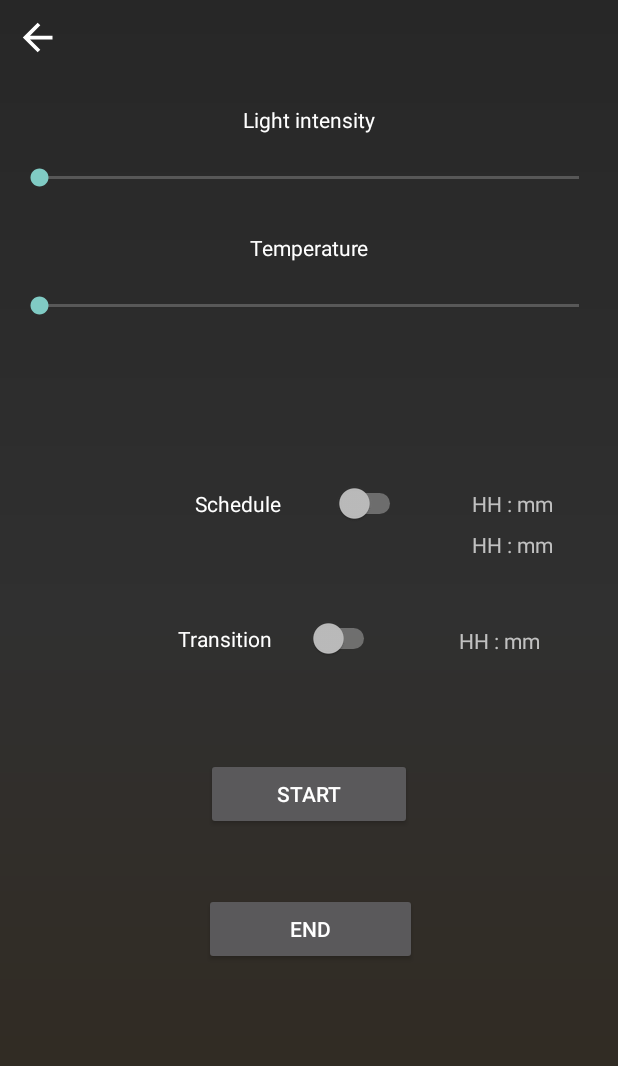
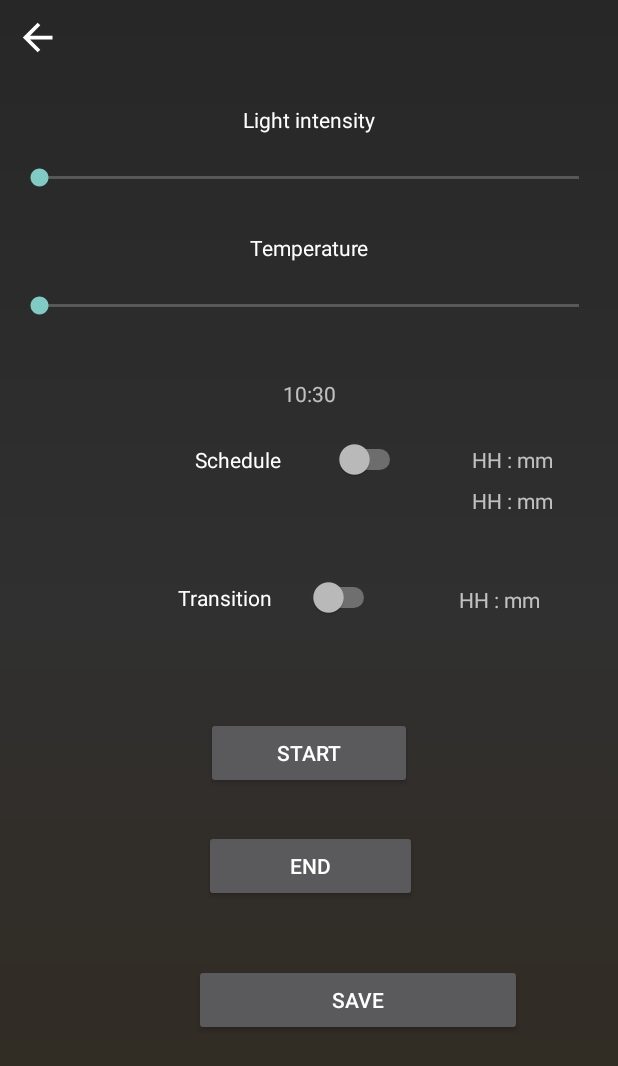
Before and after one commit to silver4a/CIALC-Lights-LAN, an Android app: the MainActivity2 screen opened directly, with no data from a screen before it, on a phone screen of 412 x 824 dp. Shown: the top 1066 px of the screen. Run offline under Robolectric (Android 15) with nearby library versions, the phone set to English and light mode, and no system bars; our stand-ins replace Volley; network calls fail; 2 statements that could not run were skipped.

Commit message:
time trans, ini, fin add

```diff
--- a/app/src/main/java/com/cialc/MainActivity2.java
+++ b/app/src/main/java/com/cialc/MainActivity2.java
@@ -4,6 +4,7 @@ import androidx.annotation.RequiresApi;
 import androidx.appcompat.app.AppCompatActivity;
 
 import android.app.TimePickerDialog;
+import android.content.ComponentName;
 import android.content.Intent;
 import android.media.Image;
 import android.os.Build;
@@ -28,8 +29,8 @@ import java.util.Date;
 import java.util.Locale;
 
 public class MainActivity2 extends AppCompatActivity implements View.OnClickListener {
-    Button buttonHora1, buttonHora2;
-    TextView textViewH1,textViewH2, textViewH3;
+    Button buttonHora1, buttonHora2, buttonSave;
+    TextView textViewH1,textViewH2, textViewH3, tiempo;
     Switch switchHorario, switchTrans;
     ImageView btnback;
     TextView txtHost;
@@ -40,7 +41,7 @@ public class MainActivity2 extends AppCompatActivity implements View.OnClickList
     private int hora2, minutos2;
     private String getTime() {
         Calendar calendar = Calendar.getInstance();
-        SimpleDateFormat dateFormatter = new SimpleDateFormat("HH:mm:ss", Locale.getDefault());
+        SimpleDateFormat dateFormatter = new SimpleDateFormat("HH:mm", Locale.getDefault());
         return dateFormatter.format(calendar.getTime());
     }
     @RequiresApi(api = Build.VERSION_CODES.M)
@@ -48,9 +49,6 @@ public class MainActivity2 extends AppCompatActivity implements View.OnClickList
     protected void onCreate(Bundle savedInstanceState) {
         super.onCreate(savedInstanceState);
         setContentView(R.layout.activity_main2);
-        //-----------------------------------------------------------
-
-        //-----------------------------------------------------------
         btnback = (ImageView) findViewById(R.id.btn_back);
         btnback.setOnClickListener(v -> {
             finish();
@@ -134,13 +132,33 @@ public class MainActivity2 extends AppCompatActivity implements View.OnClickList
         //----------------------------------------------------------------------------------------
         buttonHora1 = (Button) findViewById(R.id.buttonHora1);
         buttonHora2 = (Button) findViewById(R.id.buttonHora2);
+        buttonSave = (Button) findViewById(R.id.buttonSave);
         textViewH1 = (TextView) findViewById(R.id.textViewH1);
         textViewH2 = (TextView) findViewById(R.id.textViewH2);
         textViewH3 = (TextView) findViewById(R.id.textViewH3);
         buttonHora1.setOnClickListener(this);
         buttonHora2.setOnClickListener(this);
+        buttonSave.setOnClickListener(this);
         switchHorario =(Switch)findViewById(R.id.switchHorario);
         switchTrans = (Switch)findViewById(R.id.switchTrans);
+        //-------------------------------------------------------------------------------------
+        tiempo = (TextView)findViewById(R.id.tiempo);
+        String tiempoo = getTime();
+        tiempo.setText(getTime());
+        String time = "/data?tiempo=" + String.valueOf(tiempoo) + "&";
+        String urlFinal = url + time;
+        VolleyConnection.getInstance(getApplicationContext()).setRequest(urlFinal, new VolleyConnection.IVolleyResponse() {
+            @Override
+            public void onResponse(String response) {
+
+            }
+
+            @Override
+            public void onError(String errorMessage) {
+
+            }
+        });
+        //--------------------------------------------------------------------------------------------
         switchHorario.setOnCheckedChangeListener(new CompoundButton.OnCheckedChangeListener() {
             @Override
             public void onCheckedChanged(CompoundButton buttonView, boolean isChecked) {
@@ -154,7 +172,7 @@ public class MainActivity2 extends AppCompatActivity implements View.OnClickList
             }
         });
     }
-
+        //----------------------------------------------------------------------------------------------
 
     @Override
     public void onClick(View v) {
@@ -166,6 +184,19 @@ public class MainActivity2 extends AppCompatActivity implements View.OnClickList
                 @Override
                 public void onTimeSet(TimePicker view, int hourOfDay, int minute) {
                     textViewH1.setText(hourOfDay+ ":" +minute);
+                    String ini = "/data?TiempoInicio=" + String.valueOf(hourOfDay+":"+minute) + "&";
+                    String urlFinal = url + ini;
+                    VolleyConnection.getInstance(getApplicationContext()).setRequest(urlFinal, new VolleyConnection.IVolleyResponse() {
+                        @Override
+                        public void onResponse(String response) {
+
+                        }
+
+                        @Override
+                        public void onError(String errorMessage) {
+
+                        }
+                    });
                 }
             }, hora, minutos, false);
             timePickerDialog.show();
@@ -178,6 +209,19 @@ public class MainActivity2 extends AppCompatActivity implements View.OnClickList
                 @Override
                 public void onTimeSet(TimePicker view, int hourOfDay2, int minute2) {
                     textViewH2.setText(hourOfDay2+ ":" +minute2);
+                    String fin = "/data?TiempoFin=" + String.valueOf(hourOfDay2+":"+minute2) + "&";
+                    String urlFinal = url + fin;
+                    VolleyConnection.getInstance(getApplicationContext()).setRequest(urlFinal, new VolleyConnection.IVolleyResponse() {
+                        @Override
+                        public void onResponse(String response) {
+
+                        }
+
+                        @Override
+                        public void onError(String errorMessage) {
+
+                        }
+                    });
                 }
             }, hora2, minutos2, false);
             timePickerDialog.show();
@@ -190,6 +234,19 @@ public class MainActivity2 extends AppCompatActivity implements View.OnClickList
                 @Override
                 public void onTimeSet(TimePicker view, int hourOfDay3, int minute3) {
                     textViewH3.setText(hourOfDay3+ ":" +minute3);
+                    String trans = "/data?TiempoTrans=" + String.valueOf(hourOfDay3+":"+minute3) + "&";
+                    String urlFinal = url + trans;
+                    VolleyConnection.getInstance(getApplicationContext()).setRequest(urlFinal, new VolleyConnection.IVolleyResponse() {
+                        @Override
+                        public void onResponse(String response) {
+
+                        }
+
+                        @Override
+                        public void onError(String errorMessage) {
+
+                        }
+                    });
                 }
             }, hora, minutos, false);
             timePickerDialog.show();
--- a/app/src/main/res/layout/activity_main2.xml
+++ b/app/src/main/res/layout/activity_main2.xml
@@ -96,7 +96,7 @@
 
         <LinearLayout
             android:layout_width="match_parent"
-            android:layout_height="109dp"
+            android:layout_height="80dp"
             android:orientation="vertical">
 
             <LinearLayout
@@ -104,13 +104,20 @@
                 android:layout_height="32dp"
                 android:orientation="vertical"></LinearLayout>
 
+            <TextView
+                android:id="@+id/tiempo"
+                android:layout_width="match_parent"
+                android:layout_height="35dp"
+                android:gravity="center"
+                android:text="Hora Actual" />
+
         </LinearLayout>
 
     </LinearLayout>
 
     <LinearLayout
         android:layout_width="match_parent"
-        android:layout_height="90dp"
+        android:layout_height="92dp"
         android:orientation="horizontal">
 
         <LinearLayout
@@ -190,7 +197,7 @@
 
     <LinearLayout
         android:layout_width="match_parent"
-        android:layout_height="90dp"
+        android:layout_height="75dp"
         android:orientation="horizontal">
 
         <LinearLayout
@@ -216,7 +223,7 @@
 
     <LinearLayout
         android:layout_width="match_parent"
-        android:layout_height="wrap_content"
+        android:layout_height="89dp"
         android:orientation="horizontal">
 
         <LinearLayout
@@ -240,4 +247,31 @@
 
     </LinearLayout>
 
+    <LinearLayout
+        android:layout_width="411dp"
+        android:layout_height="match_parent"
+        android:orientation="horizontal">
+
+        <LinearLayout
+            android:layout_width="65dp"
+            android:layout_height="match_parent"
+            android:layout_weight="1"
+            android:orientation="horizontal"></LinearLayout>
+
+        <Button
+            android:id="@+id/buttonSave"
+            android:layout_width="155dp"
+            android:layout_height="wrap_content"
+            android:layout_weight="1"
+            android:gravity="center"
+            android:text="Save" />
+
+        <LinearLayout
+            android:layout_width="wrap_content"
+            android:layout_height="match_parent"
+            android:layout_weight="1"
+            android:orientation="horizontal"></LinearLayout>
+
+    </LinearLayout>
+
 </LinearLayout>
```
